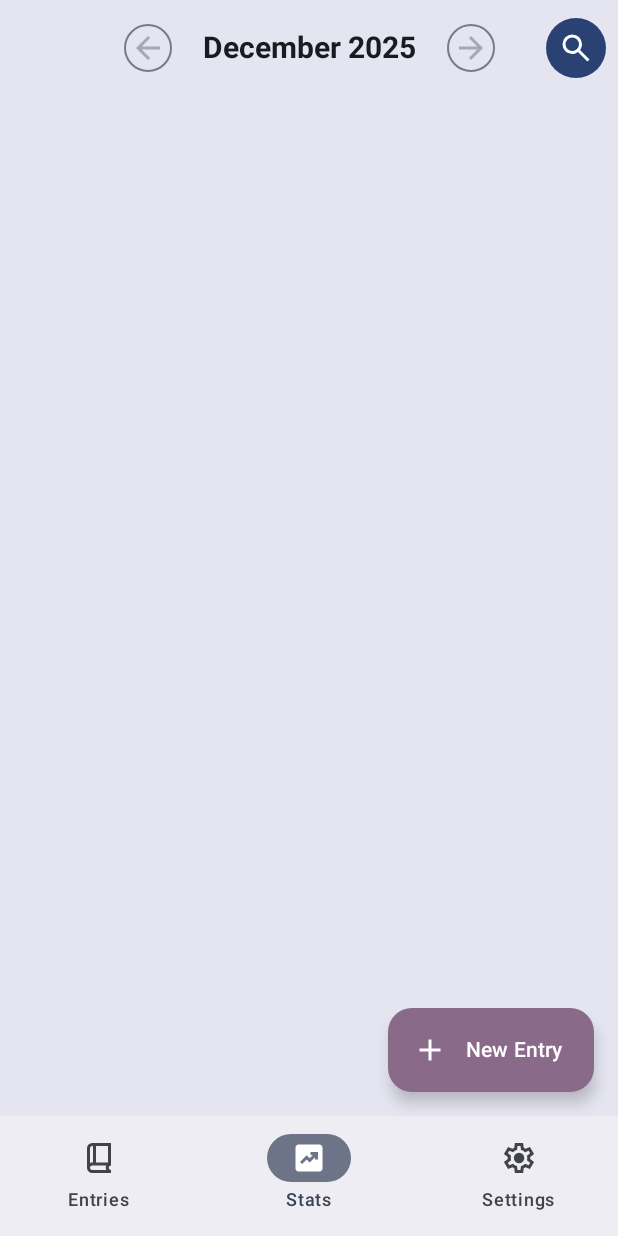
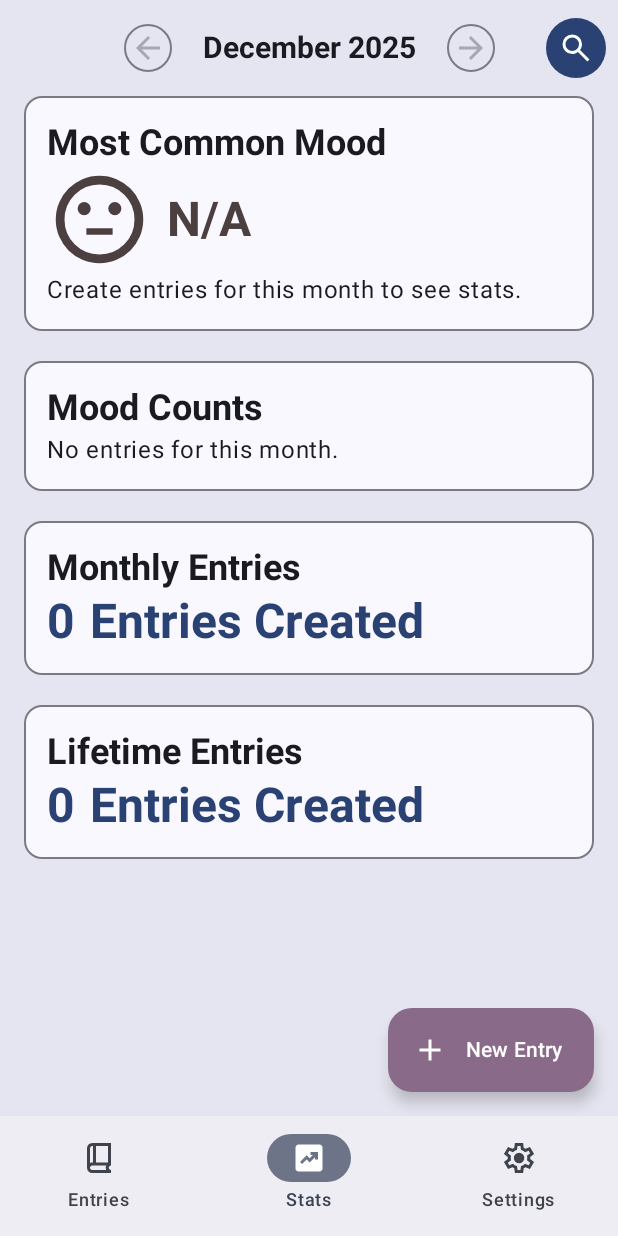
Before and after one commit to josedherna/Confidant, an Android app built with Jetpack Compose: the StatScreen screen opened through its navigation route, on a phone screen of 412 x 824 dp. Run offline under Robolectric (Android 15) with nearby library versions, the phone set to English and light mode, and no system bars; our stand-ins replace Room's generated code, window size class.

Commit message:
feat: created card that shows the total amount of each moods within a month as numbers and a pie chart

```diff
--- a/app/src/main/java/com/jhproject/confidant/data/Entry.kt
+++ b/app/src/main/java/com/jhproject/confidant/data/Entry.kt
@@ -29,3 +29,8 @@ data class MonthYear(
         return "${Month.of(monthInt).name.lowercase().replaceFirstChar { it.uppercase() }} $year"
     }
 }
+
+data class MoodCount(
+    val mood: String,
+    val count: Int
+)
--- a/app/src/main/java/com/jhproject/confidant/data/EntryDao.kt
+++ b/app/src/main/java/com/jhproject/confidant/data/EntryDao.kt
@@ -37,6 +37,19 @@ interface EntryDao {
     """)
     fun getMostCommonMood(startMillis: Long, endMillis: Long): Flow<String?>
 
+    @Query("""
+    SELECT mood, COUNT(*) AS count
+    FROM entries
+    WHERE entry_date >= :startMillis
+      AND entry_date < :endMillis
+    GROUP BY mood
+    ORDER BY count DESC
+""")
+    fun getMoodCountsForMonth(
+        startMillis: Long,
+        endMillis: Long
+    ): Flow<List<MoodCount>>
+
     @Query("SELECT * FROM entries WHERE id = :id LIMIT 1")
     suspend fun getEntry(id: Int): Entry?
 
--- a/app/src/main/java/com/jhproject/confidant/data/EntryRepository.kt
+++ b/app/src/main/java/com/jhproject/confidant/data/EntryRepository.kt
@@ -25,6 +25,10 @@ class EntryRepository(
         return entryDao.getMonthlyEntriesCount(startMillis, endMillis)
     }
 
+    fun getMoodCountsForMonth(start: Long, end: Long): Flow<List<MoodCount>> {
+        return entryDao.getMoodCountsForMonth(start, end)
+    }
+
     suspend fun getEntry(id: Int): Entry? {
         return entryDao.getEntry(id)
     }
--- a/app/src/main/java/com/jhproject/confidant/ui/mainscreen/MainScreenViewModel.kt
+++ b/app/src/main/java/com/jhproject/confidant/ui/mainscreen/MainScreenViewModel.kt
@@ -8,6 +8,7 @@ import androidx.lifecycle.viewModelScope
 import com.jhproject.confidant.data.Entry
 import com.jhproject.confidant.data.EntryRepository
 import com.jhproject.confidant.data.MonthYear
+import com.jhproject.confidant.data.MoodCount
 import com.jhproject.confidant.data.toCardData
 import com.jhproject.confidant.ui.entryscreen.EntryCardData
 import com.jhproject.confidant.ui.entryscreen.Mood
@@ -17,6 +18,7 @@ import kotlinx.coroutines.flow.MutableStateFlow
 import kotlinx.coroutines.flow.SharingStarted
 import kotlinx.coroutines.flow.StateFlow
 import kotlinx.coroutines.flow.asStateFlow
+import kotlinx.coroutines.flow.filterNotNull
 import kotlinx.coroutines.flow.flatMapLatest
 import kotlinx.coroutines.flow.map
 import kotlinx.coroutines.flow.stateIn
@@ -195,4 +197,18 @@ class MainScreenViewModel(private val repository : EntryRepository) : ViewModel(
     fun setSelectedTime(millis: Long?) {
         selectedTimeMillis = millis
     }
+
+    @OptIn(ExperimentalCoroutinesApi::class)
+    val moodCounts: StateFlow<List<MoodCount>> =
+        initSelectedMonth
+            .filterNotNull()
+            .flatMapLatest { month ->
+                val (start, end) = monthRange(month)
+                repository.getMoodCountsForMonth(start, end)
+            }
+            .stateIn(
+                viewModelScope,
+                SharingStarted.WhileSubscribed(5000),
+                emptyList()
+            )
 }
--- a/app/src/main/java/com/jhproject/confidant/ui/statscreen/StatScreen.kt
+++ b/app/src/main/java/com/jhproject/confidant/ui/statscreen/StatScreen.kt
@@ -1,17 +1,22 @@
 package com.jhproject.confidant.ui.statscreen
 
+import androidx.compose.foundation.Canvas
 import androidx.compose.foundation.layout.Arrangement
+import androidx.compose.foundation.layout.Box
 import androidx.compose.foundation.layout.Column
 import androidx.compose.foundation.layout.PaddingValues
 import androidx.compose.foundation.layout.Row
+import androidx.compose.foundation.layout.Spacer
 import androidx.compose.foundation.layout.WindowInsets
 import androidx.compose.foundation.layout.WindowInsetsSides
 import androidx.compose.foundation.layout.fillMaxSize
 import androidx.compose.foundation.layout.fillMaxWidth
+import androidx.compose.foundation.layout.height
 import androidx.compose.foundation.layout.only
 import androidx.compose.foundation.layout.padding
 import androidx.compose.foundation.layout.safeDrawing
 import androidx.compose.foundation.layout.size
+import androidx.compose.foundation.layout.width
 import androidx.compose.foundation.layout.widthIn
 import androidx.compose.foundation.layout.windowInsetsPadding
 import androidx.compose.foundation.lazy.LazyColumn
@@ -35,6 +40,7 @@ import androidx.compose.ui.res.vectorResource
 import androidx.compose.ui.text.font.FontWeight
 import androidx.compose.ui.unit.dp
 import com.jhproject.confidant.R
+import com.jhproject.confidant.data.MoodCount
 import com.jhproject.confidant.ui.entryscreen.Mood
 import com.jhproject.confidant.ui.mainscreen.MainScreenViewModel
 
@@ -49,10 +55,6 @@ fun StatScreen(
     val mostCommonMood by viewModel.mostCommonMood.collectAsState(null)
     val monthlyEntryCount by viewModel.monthlyEntryCount.collectAsState(null)
     val lifetimeEntryCount by viewModel.lifetimeEntryCount.collectAsState(null)
-
-    val statsReady = mostCommonMood != null &&
-                monthlyEntryCount != null &&
-                lifetimeEntryCount != null
 
     Surface(
         color = background,
@@ -71,11 +73,16 @@ fun StatScreen(
                         WindowInsetsSides.Horizontal)
                 )
         ) {
-            if (statsReady) {
             item {
                 CommonMoodCard(
                     darkTheme = darkTheme,
                     mostCommonMood = mostCommonMood
+                )
+            }
+            item {
+                MoodCountsCard(
+                    darkTheme = darkTheme,
+                    viewModel = viewModel
                 )
             }
             item {
@@ -89,7 +96,6 @@ fun StatScreen(
                     darkTheme = darkTheme,
                     lifetimeEntryCount = lifetimeEntryCount
                 )
-                }
             }
         }
     }
@@ -153,13 +159,136 @@ fun CommonMoodCard(
 }
 
 @Composable
-fun MoodCountCard() {
+fun MoodPieChart(
+    counts: List<MoodCount>,
+    darkTheme: Boolean
+) {
+    if (counts.isEmpty()) {
+        Text("No data available.")
+        return
+    }
+
+    val total = counts.sumOf { it.count }
+
+    Canvas(Modifier.size(180.dp)) {
+        var startAngle = -90f
+
+        counts.forEach { item ->
+            val sweep = 360f * (item.count / total.toFloat())
+            drawArc(
+                color = if (darkTheme) Mood.fromKey(item.mood).darkColor else Mood.fromKey(item.mood).lightColor,
+                startAngle = startAngle,
+                sweepAngle = sweep,
+                useCenter = true
+            )
+            startAngle += sweep
+        }
+    }
+}
+
+@Composable
+fun EmptyMoodCountsCard(darkTheme: Boolean) {
+    OutlinedCard(
+        colors = CardDefaults.outlinedCardColors(
+            containerColor = if (darkTheme)
+                MaterialTheme.colorScheme.surfaceContainerHigh
+            else
+                MaterialTheme.colorScheme.surface
+        ),
+        modifier = Modifier.widthIn(max = 600.dp).fillMaxWidth()
+    ) {
+        Column(
+            horizontalAlignment = Alignment.Start,
+            modifier = Modifier.padding(15.dp)
+        ) {
+            Text(
+                text = "Mood Counts",
+                style = MaterialTheme.typography.headlineSmall,
+                fontWeight = FontWeight.Bold
+            )
+            Text("No entries for this month.")
+        }
+    }
+}
+
+@Composable
+fun MoodCountsCard(
+    darkTheme: Boolean,
+    viewModel: MainScreenViewModel
+) {
+    val moodCounts by viewModel.moodCounts.collectAsState()
+
+    if (moodCounts.isEmpty()) {
+        EmptyMoodCountsCard(darkTheme)
+        return
+    }
+
+    val cardColor = if (darkTheme)
+        MaterialTheme.colorScheme.surfaceContainerHigh
+    else
+        MaterialTheme.colorScheme.surface
+
     val titleStyle = MaterialTheme.typography.headlineSmall
+    val moodLabelStyle = MaterialTheme.typography.headlineSmall
 
     OutlinedCard(
+        colors = CardDefaults.outlinedCardColors(containerColor = cardColor),
+        modifier = Modifier.widthIn(max = 600.dp)
+    ) {
+        Column(Modifier.padding(15.dp)) {
+            Text(
+                text = "Mood Counts",
+                style = titleStyle,
+                fontWeight = FontWeight.Bold
+            )
 
+            Spacer(Modifier.height(10.dp))
+            Box(
+                contentAlignment = Alignment.Center,
+                modifier = Modifier.fillMaxWidth()
             ) {
+                MoodPieChart(
+                    counts = moodCounts,
+                    darkTheme = darkTheme
+                )
+            }
 
+            // List each mood with count
+            moodCounts.forEach { item ->
+                val mood = Mood.fromKey(item.mood)
+
+                Row(
+                    Modifier
+                        .fillMaxWidth()
+                        .padding(vertical = 6.dp),
+                    verticalAlignment = Alignment.CenterVertically,
+                    horizontalArrangement = Arrangement.SpaceBetween
+                ) {
+                    Row(verticalAlignment = Alignment.CenterVertically) {
+                        Icon(
+                            painter = rememberVectorPainter(ImageVector.vectorResource(mood.icon)),
+                            tint = if (darkTheme) mood.darkColor else mood.lightColor,
+                            contentDescription = null,
+                            modifier = Modifier.size(40.dp)
+                        )
+                        Spacer(Modifier.width(10.dp))
+                        Text(
+                            text = stringResource(mood.label),
+                            style = moodLabelStyle,
+                            fontWeight = FontWeight.Bold,
+                            color = if (darkTheme) mood.darkColor else mood.lightColor
+                        )
+                    }
+
+                    Text(
+                        text = item.count.toString(),
+                        style = titleStyle,
+                        fontWeight = FontWeight.Bold,
+                        color = if (darkTheme) mood.darkColor else mood.lightColor
+                    )
+                }
+            }
+        }
     }
 }
 
```
Lines whose indentation alone changed are shown as unchanged.
